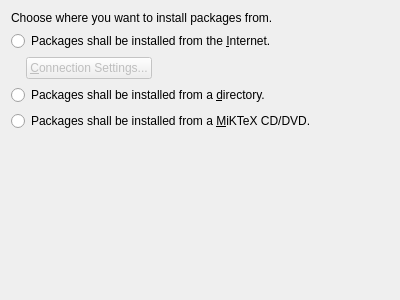
Above: Libraries/MiKTeX/UI/Qt/SiteWizType.ui from Amaterasu27/miktex before the change. Below: the same form after it.
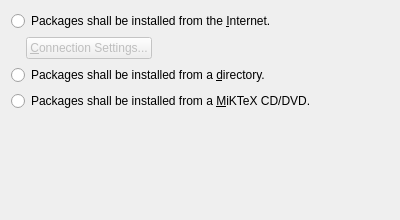
That is the form after the change.

```diff
--- a/Libraries/MiKTeX/UI/Qt/SiteWizType.ui
+++ b/Libraries/MiKTeX/UI/Qt/SiteWizType.ui
@@ -7,17 +7,10 @@
     <x>0</x>
     <y>0</y>
     <width>400</width>
-    <height>300</height>
+    <height>220</height>
    </rect>
   </property>
   <layout class="QVBoxLayout" >
-   <item>
-    <widget class="QLabel" name="label" >
-     <property name="text" >
-      <string>Choose where you want to install packages from.</string>
-     </property>
-    </widget>
-   </item>
    <item>
     <widget class="QRadioButton" name="rbRemote" >
      <property name="text" >
```
